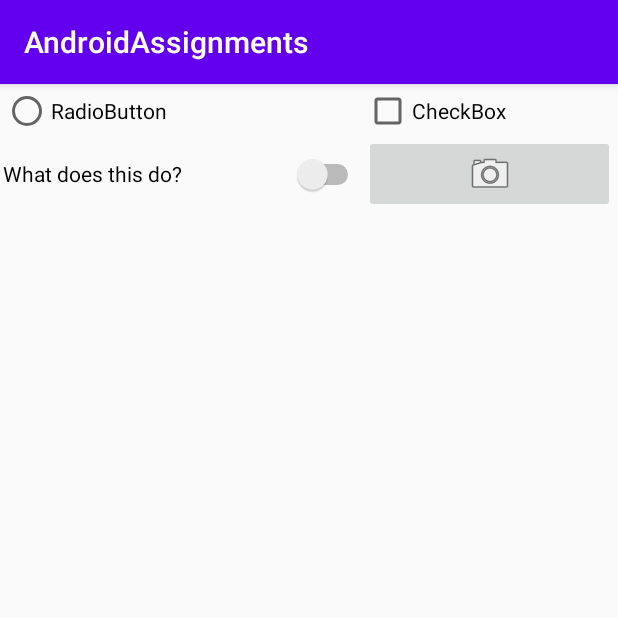
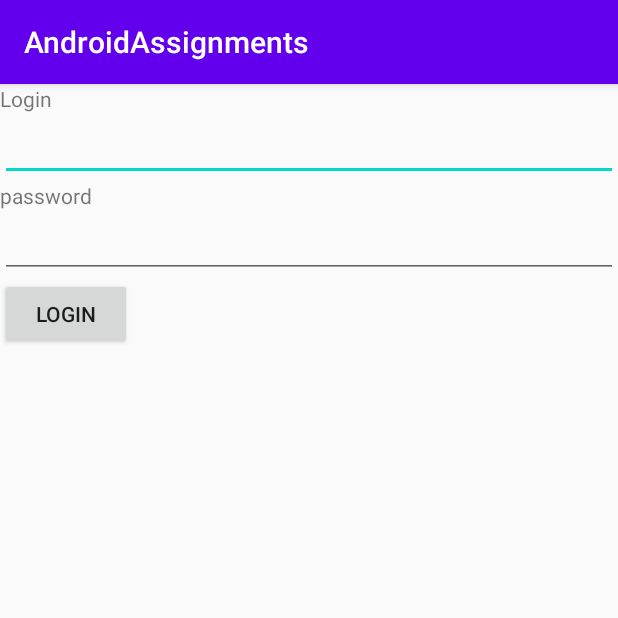
Before and after one commit to SriVinukonda/CP470, an Android app: the screen it shows after launch (ListItems before the commit, LoginActivity after it), on a phone screen of 412 x 824 dp, the top half of it. Run offline under Robolectric (Android 15) with nearby library versions, the phone set to English and light mode, and no system bars.

Commit message:
Assignment 2 part 2 done

```diff
--- a/app/src/main/java/com/example/androidassignments/LoginActivity.java
+++ b/app/src/main/java/com/example/androidassignments/LoginActivity.java
@@ -2,13 +2,73 @@ package com.example.androidassignments;
 
 import androidx.appcompat.app.AppCompatActivity;
 
+import android.content.Intent;
+import android.content.SharedPreferences;
 import android.os.Bundle;
+import android.util.Log;
+import android.view.View;
+import android.widget.Button;
+import android.widget.EditText;
+import android.widget.TextView;
 
 public class LoginActivity extends AppCompatActivity {
+    protected static final String ACTIVITY_NAME = "LoginActivity";
+    public static final String loginPrefs = "LoginPrefs";
+    public static final String emailKey = "EmailKey";
 
     @Override
     protected void onCreate(Bundle savedInstanceState) {
         super.onCreate(savedInstanceState);
         setContentView(R.layout.activity_login);
+        Log.i(ACTIVITY_NAME, "In onCreate()");
+
+        final SharedPreferences sharedPreferences = getSharedPreferences(loginPrefs,MODE_PRIVATE);
+        final SharedPreferences.Editor editor = sharedPreferences.edit();
+        final EditText loginField = findViewById(R.id.login_field);
+        Button loginButton = findViewById(R.id.login_button);
+
+        loginField.setText(sharedPreferences.getString(emailKey," "));
+        loginButton.setOnClickListener(new View.OnClickListener() {
+            @Override
+            public void onClick(View view) {
+                editor.putString(emailKey,loginField.getText().toString());
+                editor.commit();
+
+                Intent intent = new Intent(LoginActivity.this,MainActivity.class);
+                startActivity(intent);
+            }
+        });
+
     }
+    @Override
+    protected void onStart() {
+        super.onStart();
+        Log.i(ACTIVITY_NAME, "In onStart()");
+
+    }
+
+    @Override
+    protected void onStop() {
+        super.onStop();
+        Log.i(ACTIVITY_NAME, "In onStop()");
+    }
+
+    @Override
+    protected void onDestroy() {
+        super.onDestroy();
+        Log.i(ACTIVITY_NAME, "In onDestroy()");
+    }
+
+//    @Override
+    protected void onResume(){
+        super.onResume();
+        Log.i(ACTIVITY_NAME, "In onResume()");
+
+    }
+
+    protected void onPause() {
+        super.onPause();
+        Log.i(ACTIVITY_NAME, "In onPause()");
+    }
+
 }
--- a/app/src/main/res/layout/activity_list_items.xml
+++ b/app/src/main/res/layout/activity_list_items.xml
@@ -14,20 +14,23 @@
 
         android:text="@string/rad_but"
         />
+
     <CheckBox
+        android:id="@+id/checkBox"
+        android:layout_columnWeight="1"
         android:layout_gravity="fill"
-        android:layout_columnWeight="1"
-        android:text="@string/chk_box"
-    />
+        android:text="@string/chk_box" />
     <Switch
         android:layout_gravity="fill"
         android:layout_columnWeight="1"
-        android:text="@string/wdtd"/>
+        android:text="@string/wdtd"
+        android:id="@+id/switch_button"/>
 
     <ImageButton
-        android:layout_gravity="fill"
+        android:id="@+id/img_button"
         android:layout_columnWeight="1"
 
+        android:layout_gravity="fill"
         android:src="@android:drawable/ic_menu_camera" />
 
 
--- a/app/src/main/res/layout/activity_login.xml
+++ b/app/src/main/res/layout/activity_login.xml
@@ -14,7 +14,8 @@
     <EditText
         android:layout_width="match_parent"
         android:layout_height="wrap_content"
-        android:hint="@string/login_name"/>
+        android:hint="@string/login_name"
+        android:id="@+id/login_field"/>
     <TextView
         android:layout_width="match_parent"
         android:layout_height="wrap_content"
@@ -23,6 +24,11 @@
         android:layout_width="match_parent"
         android:layout_height="wrap_content"
         android:inputType="textPassword"/>
+    <Button
+        android:layout_width="wrap_content"
+        android:layout_height="wrap_content"
+        android:text="@string/login_button_text"
+        android:id="@+id/login_button"/>
 
 
 </LinearLayout>
--- a/app/src/main/res/values/strings.xml
+++ b/app/src/main/res/values/strings.xml
@@ -8,4 +8,9 @@
     <string name="wdtd">What does this do?</string>
     <string name="rad_but">RadioButton</string>
     <string name="chk_box">CheckBox</string>
+    <string name="login_button_text">Login</string>
+    <string name="dialog_message">Do you want to finish the activity?</string>
+    <string name="dialog_title">Question</string>
+    <string name="ok">ok</string>
+    <string name="cancel">cancel</string>
 </resources>
```
Also changed, not shown: app/src/main/AndroidManifest.xml (+5 -3 lines), app/src/main/java/com/example/androidassignments/ListItems.java (+123 -0 lines), app/src/main/java/com/example/androidassignments/MainActivity.java (+65 -6 lines), 1 other file.
